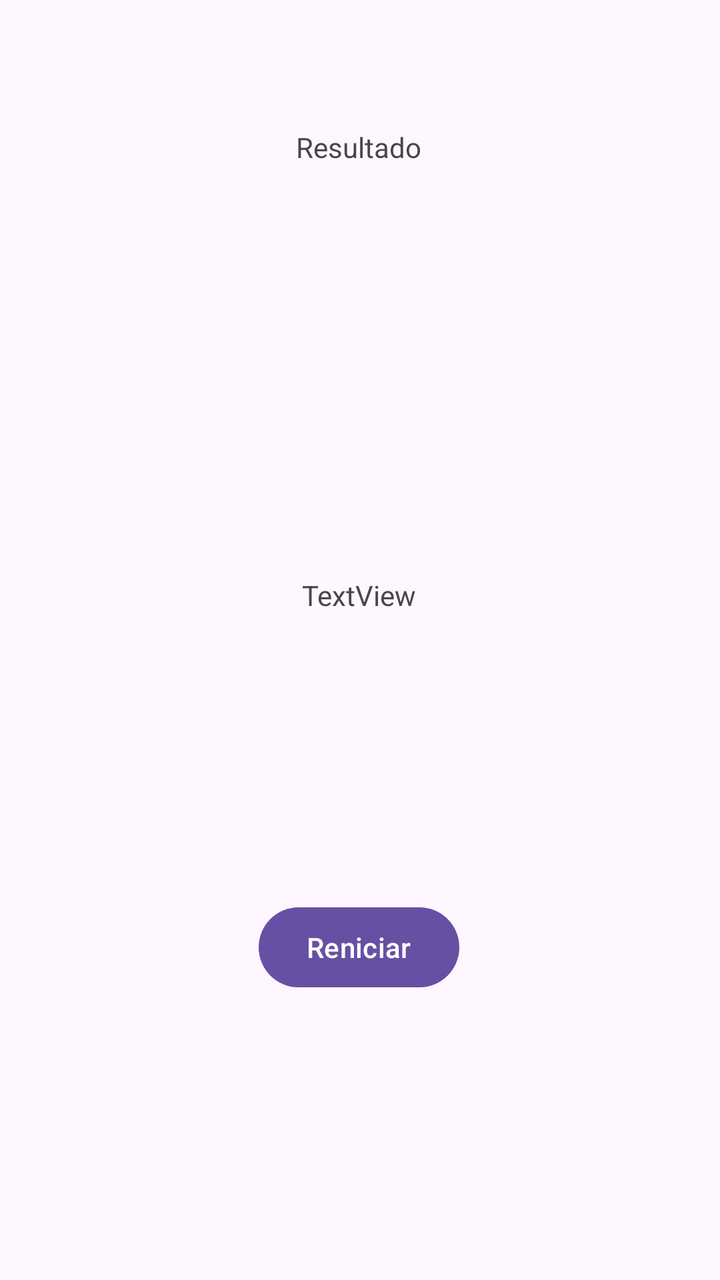
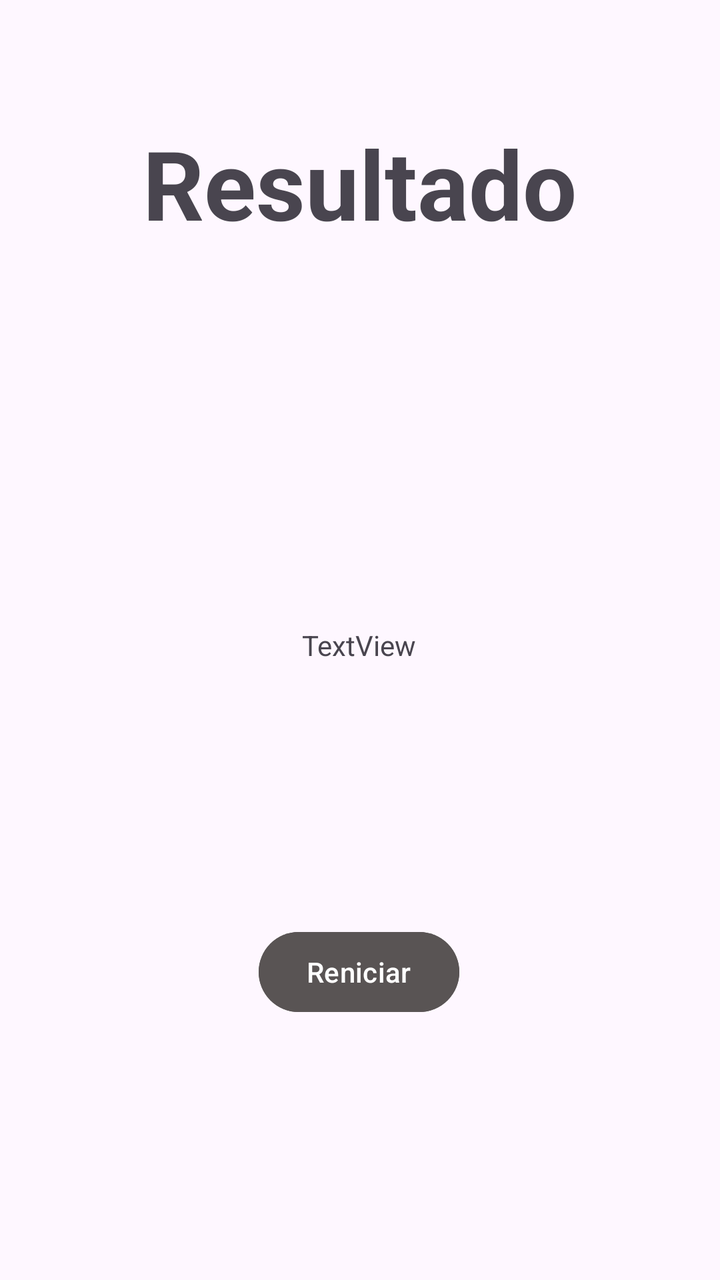

The first picture is an Android layout as it rendered before a commit; the second is the same layout after the commit. The layout source and the unified diff follow.
<!-- AndroidManifest.xml: application theme Theme.MathGame -->
<!-- res/layout/activity_results.xml -->
<?xml version="1.0" encoding="utf-8"?>
<androidx.constraintlayout.widget.ConstraintLayout xmlns:android="http://schemas.android.com/apk/res/android"
    xmlns:app="http://schemas.android.com/apk/res-auto"
    xmlns:tools="http://schemas.android.com/tools"
    android:id="@+id/main"
    android:layout_width="match_parent"
    android:layout_height="match_parent"
    tools:context=".Results">

    <TextView
        android:id="@+id/textView2"
        android:layout_width="wrap_content"
        android:layout_height="wrap_content"
        android:text="Resultado"
        app:layout_constraintBottom_toBottomOf="parent"
        app:layout_constraintEnd_toEndOf="parent"
        app:layout_constraintHorizontal_bias="0.498"
        app:layout_constraintStart_toStartOf="parent"
        app:layout_constraintTop_toTopOf="parent"
        app:layout_constraintVertical_bias="0.103" />

    <TextView
        android:id="@+id/textViewResult"
        android:layout_width="wrap_content"
        android:layout_height="wrap_content"
        android:text="TextView"
        app:layout_constraintBottom_toBottomOf="parent"
        app:layout_constraintEnd_toEndOf="parent"
        app:layout_constraintHorizontal_bias="0.498"
        app:layout_constraintStart_toStartOf="parent"
        app:layout_constraintTop_toBottomOf="@+id/textView2"
        app:layout_constraintVertical_bias="0.381" />

    <Button
        android:id="@+id/button2"
        android:layout_width="wrap_content"
        android:layout_height="wrap_content"
        android:onClick="restartGame"
        android:text="Reniciar"
        app:layout_constraintBottom_toBottomOf="parent"
        app:layout_constraintEnd_toEndOf="@+id/textViewResult"
        app:layout_constraintStart_toStartOf="@+id/textViewResult"
        app:layout_constraintTop_toBottomOf="@+id/textViewResult" />
</androidx.constraintlayout.widget.ConstraintLayout>
<!-- resources referenced by this layout -->
<resources>
  <style name="Theme.MathGame" parent="Base.Theme.MathGame" />
  <style name="Base.Theme.MathGame" parent="Theme.Material3.DayNight.NoActionBar">
          
          
      </style>
</resources>

<!-- the commit's change to res/layout/activity_results.xml (unified diff, before → after) -->
@@ -12,6 +12,8 @@
         android:layout_width="wrap_content"
         android:layout_height="wrap_content"
         android:text="Resultado"
+        android:textSize="48sp"
+        android:textStyle="bold"
         app:layout_constraintBottom_toBottomOf="parent"
         app:layout_constraintEnd_toEndOf="parent"
         app:layout_constraintHorizontal_bias="0.498"
@@ -35,6 +37,7 @@
         android:id="@+id/button2"
         android:layout_width="wrap_content"
         android:layout_height="wrap_content"
+        android:backgroundTint="#595454"
         android:onClick="restartGame"
         android:text="Reniciar"
         app:layout_constraintBottom_toBottomOf="parent"
